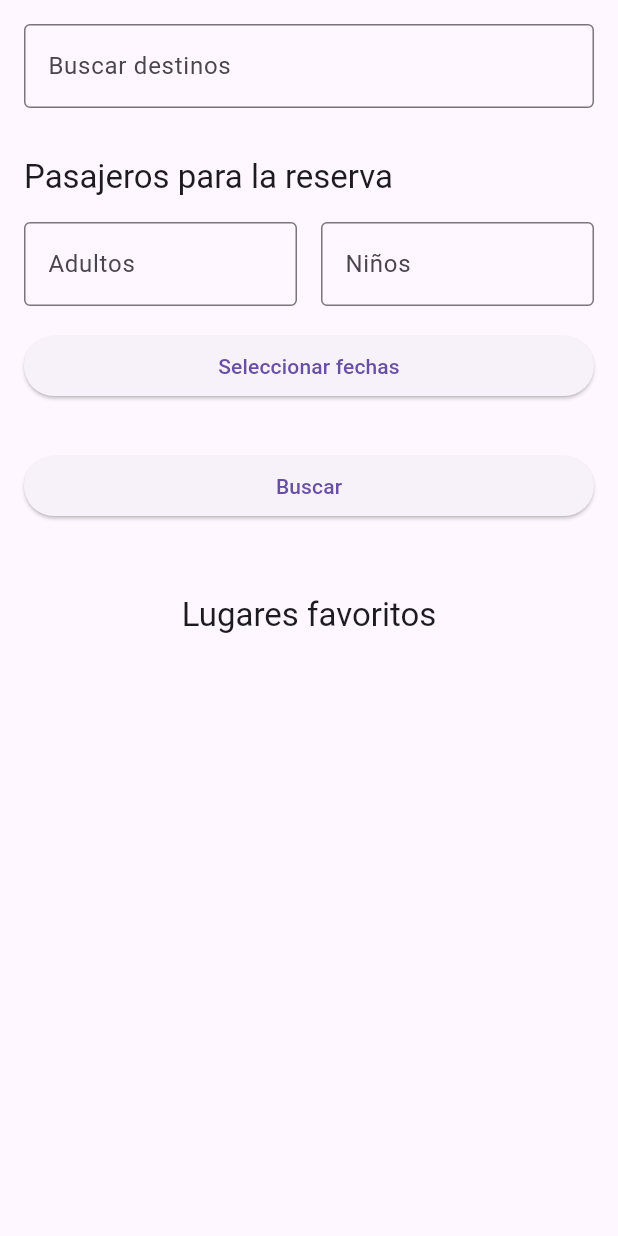
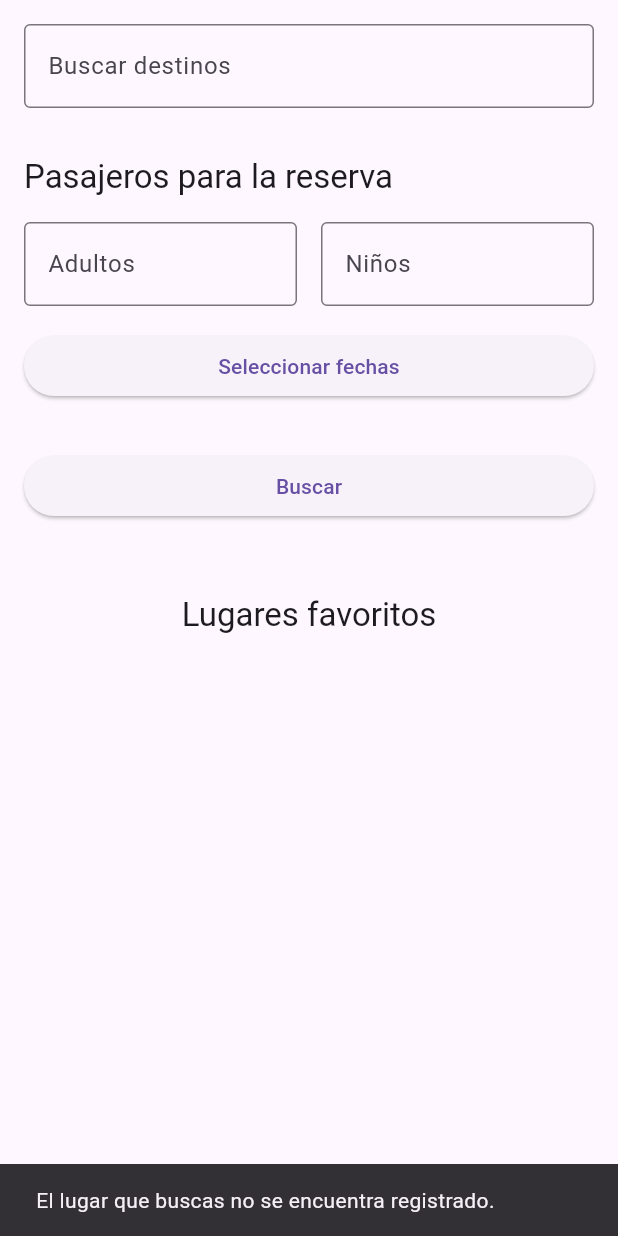
Before and after one commit to AntF2/Taller2App3, a Flutter app: the SearchScreen screen opened directly with empty values, after a tap on "Buscar", on a phone screen of 412 x 824 dp. Run offline on Flutter 3.47's test engine with Material 3 defaults, Android fonts, the phone set to English and light mode, and no system bars; network calls fail.

Commit message:
Commit Final

```diff
--- a/lib/screens/search_screen.dart
+++ b/lib/screens/search_screen.dart
@@ -3,9 +3,9 @@ import 'package:taller2_corregido/screens/destination.dart';
 
 // Lista de ciudades importantes del mundo
 const List<String> _cities = <String>[
-  'Nueva York', 'Londres', 'París', 'Tokio', 'Sídney', 'Los Ángeles', 'Roma', 'Barcelona', 'Berlín', 'Dubái',
-  'Toronto', 'San Francisco', 'Hong Kong', 'Singapur', 'Ámsterdam', 'Madrid', 'Buenos Aires', 'São Paulo',
-  'Moscú', 'Estambul', 'Seúl', 'Viena', 'Copenhague', 'Sao Paulo', 'Lima', 'Mexico City',
+  'New York', 'Londres', 'Paris', 'Tokio', 'Sídney', 'Los Ángeles', 'Roma', 'Barcelona', 'Berlín', 'Dubaí',
+  'Toronto', 'San Francisco', 'Hong Kong', 'Singapur', 'Ámsterdam', 'Madrid', 'Buenos Aires', 'Cairo',
+  'Moscú', 'Estambul', 'Seúl', 'Viena', 'Copenhague', 'Sao Paulo', 'Lima', 'Mexico City', 'Whashington DC',
 ];
 
 class SearchScreen extends StatefulWidget {
@@ -36,16 +36,26 @@ class SearchScreenState extends State<SearchScreen> {
   }
 
   void _search() {
-    int.tryParse(_adultsController.text);
-    int.tryParse(_childrenController.text);
+  final searchQuery = _searchController.text.toLowerCase();
 
   setState(() {
+    // Filtra las destinaciones según la búsqueda
     filteredDestinations = widget.destinations.where((destination) {
-        // Lógica de filtrado si es necesario
-        return true; // Reemplaza con la lógica real de filtrado
+      return destination.name.toLowerCase().contains(searchQuery);
     }).toList();
+
+    // Si la lista está vacía, muestra un mensaje
+    if (filteredDestinations.isEmpty) {
+      ScaffoldMessenger.of(context).showSnackBar(
+        const SnackBar(
+          content: Text('El lugar que buscas no se encuentra registrado.'),
+        ),
+      );
+    }
   });
 }
+
+
 
   @override
   Widget build(BuildContext context) {
@@ -147,12 +157,13 @@ class SearchScreenState extends State<SearchScreen> {
       int.tryParse(_adultsController.text);
       int.tryParse(_childrenController.text);
 
-                  // Usa los valores para filtrar o realizar otras acciones
+      // Filtra las destinaciones basadas en la búsqueda
       _search();
     },
     child: const Text('Buscar'),
   ),
 ),
+
             const SizedBox(height: 16.0),
             Padding(
               padding: const EdgeInsets.all(16.0),
```
Lines whose indentation alone changed are shown as unchanged.
